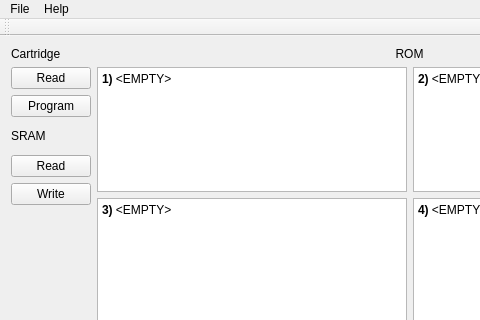
Above: SuperFlashUsb/mainwindow.ui from bazz1tv/SuperFlashUSB before the change; both pictures show x 0 to 480 and y 0 to 320 of the 733 by 536 pixel window. Below: the same form after it.
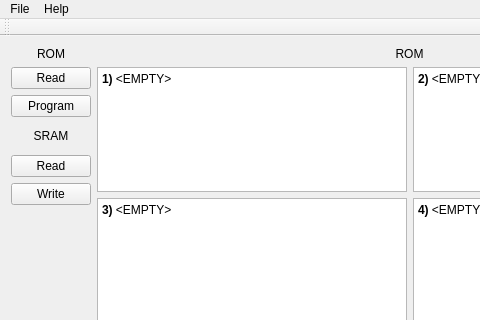
That is the form after the change. Custom widgets are drawn as their Qt base class.

The edit to the form file:
```diff
--- a/SuperFlashUsb/mainwindow.ui
+++ b/SuperFlashUsb/mainwindow.ui
@@ -34,7 +34,10 @@
            </size>
           </property>
           <property name="text">
-           <string>Cartridge</string>
+           <string>ROM</string>
+          </property>
+          <property name="alignment">
+           <set>Qt::AlignCenter</set>
           </property>
          </widget>
         </item>
@@ -77,6 +80,9 @@
         <property name="text">
          <string>SRAM</string>
         </property>
+        <property name="alignment">
+         <set>Qt::AlignCenter</set>
+        </property>
        </widget>
       </item>
       <item>
```
Left out of the diff: 3 changed lines with no effect on the pictures.
